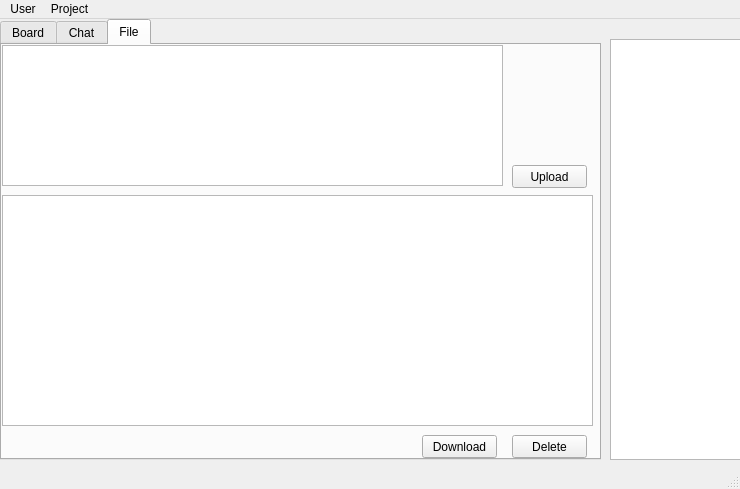
This is code/UI_Client.ui in hahastudio/CodeCafe as Qt 5 draws it before an edit. The edited form follows.
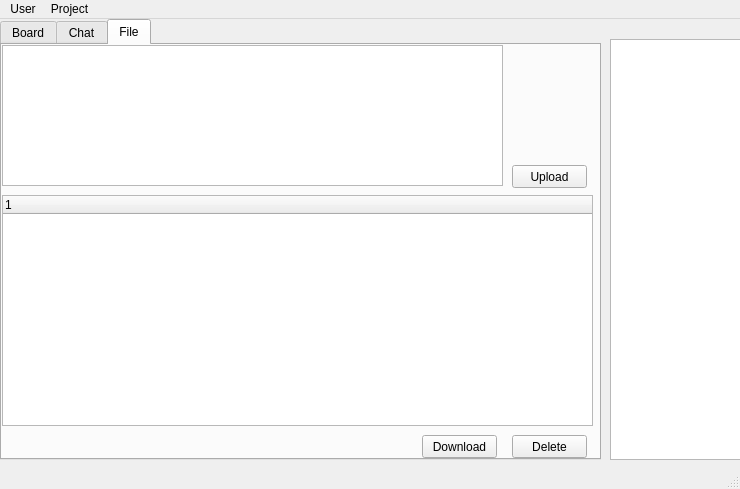
This is the edited form. The open tabs and pages were chosen to show the change.

Diff of the .ui file:
```diff
--- a/code/UI_Client.ui
+++ b/code/UI_Client.ui
@@ -126,7 +126,7 @@
        <string>Upload</string>
       </property>
      </widget>
-     <widget class="QListWidget" name="FileList">
+     <widget class="QTreeWidget" name="FileList">
       <property name="geometry">
        <rect>
         <x>0</x>
@@ -135,6 +135,11 @@
         <height>231</height>
        </rect>
       </property>
+      <column>
+       <property name="text">
+        <string notr="true">1</string>
+       </property>
+      </column>
      </widget>
      <widget class="QPushButton" name="deleteButton">
       <property name="geometry">
```
Left out of the diff: 2 changed lines with no effect on the pictures.
